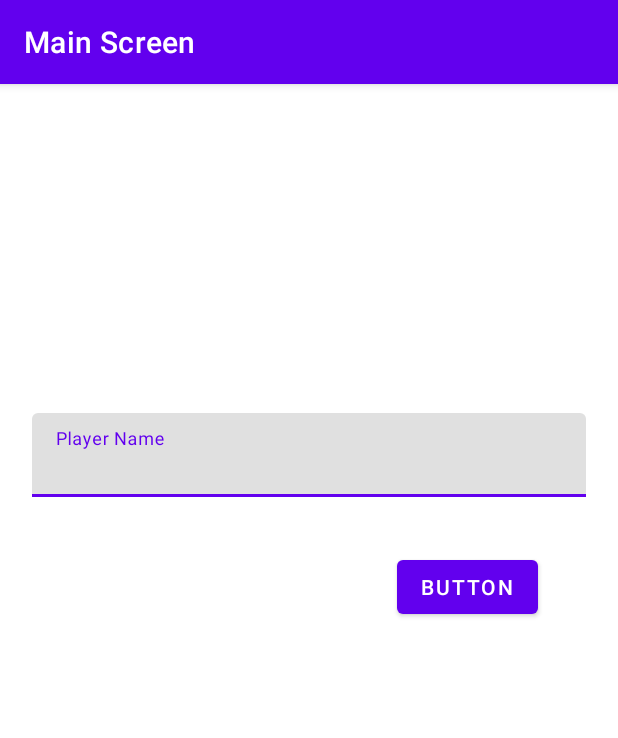
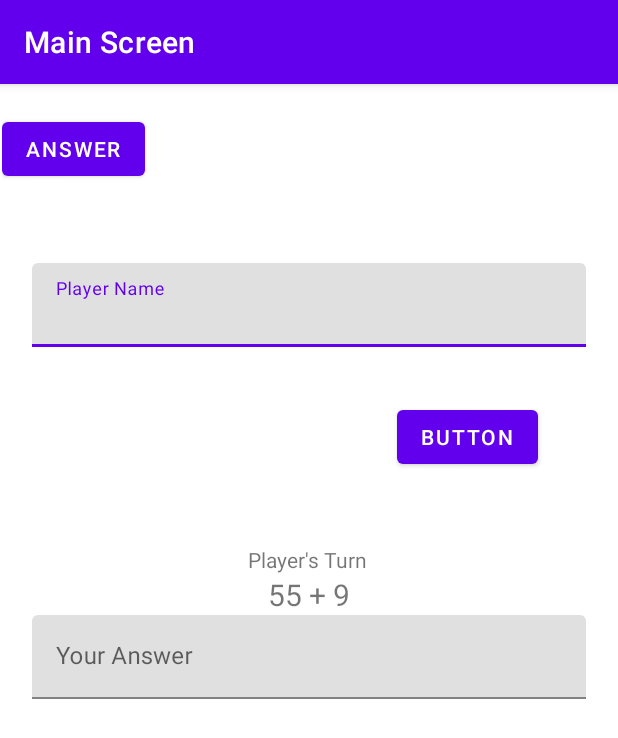
Before and after one commit to Andr3B0t/Adv160421013Week2, an Android app: the screen it shows after launch (MainActivity), on a phone screen of 412 x 824 dp. Shown: the top 738 px of the screen. Run offline under Robolectric (Android 15) with nearby library versions, the phone set to English and light mode, and no system bars; our stand-ins replace navigation-ui.

Commit message:
week 2 homework

```diff
--- a/app/src/main/java/com/ubaya/myapplication/MainFragment.kt
+++ b/app/src/main/java/com/ubaya/myapplication/MainFragment.kt
@@ -7,10 +7,13 @@ import android.view.View
 import android.view.ViewGroup
 import androidx.navigation.Navigation
 import com.ubaya.myapplication.databinding.FragmentMainBinding
+import kotlin.random.Random
 
 
 class MainFragment : Fragment() {
     private lateinit var binding: FragmentMainBinding
+    var score = 0
+    var answer =0
     override fun onCreateView(
         inflater: LayoutInflater, container: ViewGroup?,
         savedInstanceState: Bundle?
@@ -23,14 +26,31 @@ class MainFragment : Fragment() {
         return binding.root
 
     }
-
+    fun updateQuestion() {
+        var number1 = Random.nextInt(1,69)
+        var number2 = Random.nextInt(1,69)
+        answer = number1 + number2
+        var question = number1.toString()+" + "+number2.toString()
+        binding.txtQuestion.setText(question)
+    }
     override fun onViewCreated(view: View, savedInstanceState: Bundle?) {
         super.onViewCreated(view, savedInstanceState)
+        score = 0
+        updateQuestion()
         binding.btnStart.setOnClickListener {
             val playerName = binding.txtName.text.toString()
             val action = MainFragmentDirections.actionGameFragment(playerName)
             Navigation.findNavController(it).navigate(action)
         }
+        binding.btnAnswer.setOnClickListener {
+            if (binding.txtAnswer.text.toString()==answer.toString()){
+                score++
+                updateQuestion()
+            } else {
+                val action = MainFragmentDirections.actionResultFragment(score.toString())
+                Navigation.findNavController(it).navigate(action)
+            }
+        }
 
     }
 }
--- a/app/src/main/res/layout/fragment_main.xml
+++ b/app/src/main/res/layout/fragment_main.xml
@@ -11,12 +11,23 @@
         android:layout_width="match_parent"
         android:layout_height="match_parent">
 
+        <TextView
+            android:id="@+id/textView"
+            android:layout_width="wrap_content"
+            android:layout_height="wrap_content"
+            android:layout_marginTop="48dp"
+            android:text="Player's Turn"
+            app:layout_constraintEnd_toEndOf="parent"
+            app:layout_constraintHorizontal_bias="0.498"
+            app:layout_constraintStart_toStartOf="parent"
+            app:layout_constraintTop_toBottomOf="@+id/btnStart" />
+
         <com.google.android.material.textfield.TextInputLayout
             android:id="@+id/textInputLayout"
             android:layout_width="match_parent"
             android:layout_height="wrap_content"
             android:layout_marginStart="20dp"
-            android:layout_marginTop="200dp"
+            android:layout_marginTop="100dp"
             android:layout_marginEnd="20dp"
             android:hint="Player Name"
             app:hintAnimationEnabled="true"
@@ -40,6 +51,40 @@
             android:text="Button"
             app:layout_constraintEnd_toEndOf="parent"
             app:layout_constraintTop_toBottomOf="@+id/textInputLayout" />
+
+        <TextView
+            android:id="@+id/txtQuestion"
+            android:layout_width="wrap_content"
+            android:layout_height="wrap_content"
+            android:text="18 +12"
+            android:textSize="20sp"
+            app:layout_constraintEnd_toEndOf="parent"
+            app:layout_constraintStart_toStartOf="parent"
+            app:layout_constraintTop_toBottomOf="@+id/textView" />
+
+        <com.google.android.material.textfield.TextInputLayout
+            android:layout_width="0dp"
+            android:layout_height="wrap_content"
+            android:layout_marginStart="20dp"
+            android:layout_marginEnd="20dp"
+            android:hint="Your Answer"
+            app:layout_constraintEnd_toEndOf="parent"
+            app:layout_constraintStart_toStartOf="parent"
+            app:layout_constraintTop_toBottomOf="@+id/txtQuestion">
+
+            <com.google.android.material.textfield.TextInputEditText
+                android:id="@+id/txtAnswer"
+                android:layout_width="match_parent"
+                android:layout_height="wrap_content" />
+        </com.google.android.material.textfield.TextInputLayout>
+
+        <Button
+            android:id="@+id/btnAnswer"
+            android:layout_width="wrap_content"
+            android:layout_height="wrap_content"
+            android:text="ANSWER"
+            tools:layout_editor_absoluteX="160dp"
+            tools:layout_editor_absoluteY="412dp" />
     </androidx.constraintlayout.widget.ConstraintLayout>
 
 </FrameLayout>
--- a/app/src/main/res/navigation/game_navigation.xml
+++ b/app/src/main/res/navigation/game_navigation.xml
@@ -15,6 +15,9 @@
             app:destination="@id/gameFragment"
             app:enterAnim="@android:anim/fade_in"
             app:exitAnim="@android:anim/fade_out" />
+        <action
+            android:id="@+id/actionResultFragment"
+            app:destination="@id/resultFragment" />
     </fragment>
     <fragment
         android:id="@+id/gameFragment"
@@ -30,4 +33,16 @@
             android:name="player_name"
             app:argType="string" />
     </fragment>
+    <fragment
+        android:id="@+id/resultFragment"
+        android:name="com.ubaya.myapplication.ResultFragment"
+        android:label="fragment_result"
+        tools:layout="@layout/fragment_result" >
+        <action
+            android:id="@+id/action_resultFragment_to_mainFragment"
+            app:destination="@id/mainFragment" />
+        <argument
+            android:name="score"
+            app:argType="string" />
+    </fragment>
 </navigation>
```
Also changed, not shown: app/src/main/java/com/ubaya/myapplication/ResultFragment.kt (added, +41 -0 lines), app/src/main/res/layout/fragment_result.xml (added, +47 -0 lines).
